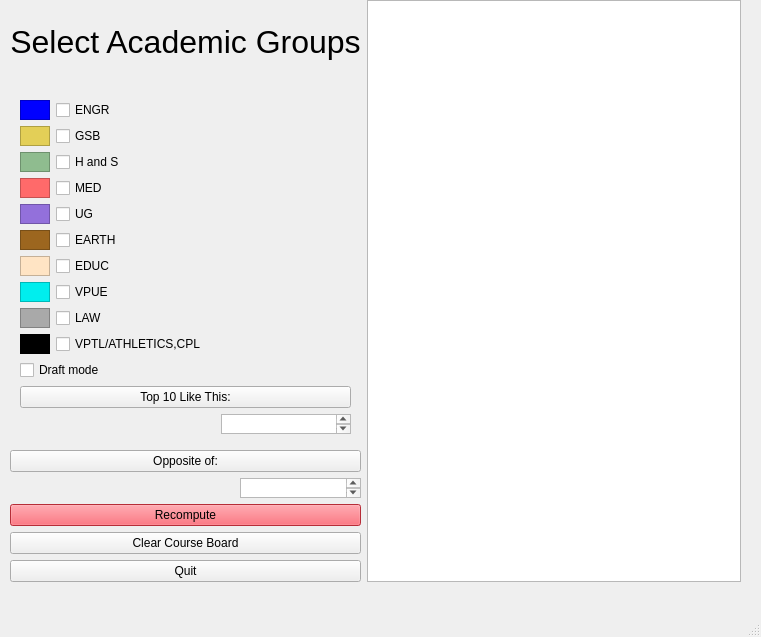
This is src/qtui/courseTsne.ui in paepcke/pathways as Qt 5 draws it before an edit. The edited form follows.
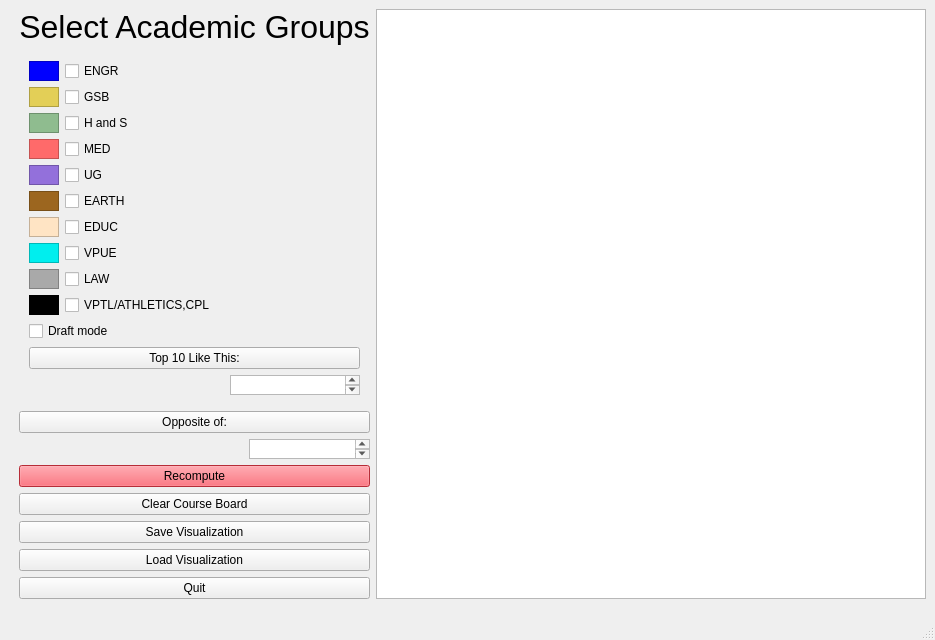
This is the edited form.

What changed in the file:
```diff
--- a/src/qtui/courseTsne.ui
+++ b/src/qtui/courseTsne.ui
@@ -6,8 +6,8 @@
    <rect>
     <x>0</x>
     <y>0</y>
-    <width>761</width>
-    <height>637</height>
+    <width>935</width>
+    <height>640</height>
    </rect>
   </property>
   <property name="sizePolicy">
@@ -19,7 +19,7 @@
   <property name="minimumSize">
    <size>
     <width>700</width>
-    <height>600</height>
+    <height>640</height>
    </size>
   </property>
   <property name="windowTitle">
@@ -29,15 +29,8 @@
    <string/>
   </property>
   <widget class="QWidget" name="centralwidget">
-   <widget class="QWidget" name="layoutWidget">
-    <property name="geometry">
-     <rect>
-      <x>0</x>
-      <y>0</y>
-      <width>741</width>
-      <height>592</height>
-     </rect>
-    </property>
+   <layout class="QHBoxLayout" name="horizontalLayout_11">
+    <item>
     <layout class="QHBoxLayout" name="ControlPanel">
      <property name="sizeConstraint">
       <enum>QLayout::SetMaximumSize</enum>
@@ -464,6 +457,20 @@
          </property>
         </widget>
        </item>
+        <item>
+         <widget class="QPushButton" name="saveVizButton">
+          <property name="text">
+           <string>Save Visualization</string>
+          </property>
+         </widget>
+        </item>
+        <item>
+         <widget class="QPushButton" name="loadVizButton">
+          <property name="text">
+           <string>Load Visualization</string>
+          </property>
+         </widget>
+        </item>
        <item>
         <widget class="QPushButton" name="quitBtn">
          <property name="text">
@@ -490,7 +497,8 @@
       </widget>
      </item>
     </layout>
-   </widget>
+    </item>
+   </layout>
   </widget>
   <widget class="QMenuBar" name="menubar">
    <property name="geometry">
```
Left out of the diff: 2 changed lines with no effect on the pictures. Lines whose indentation alone changed are shown as unchanged.
